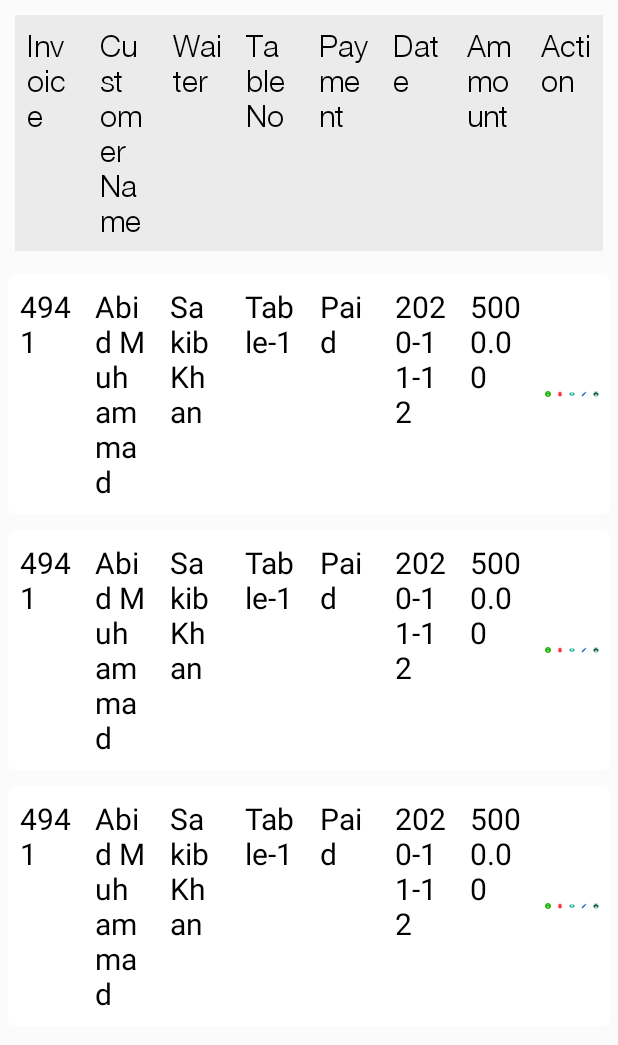
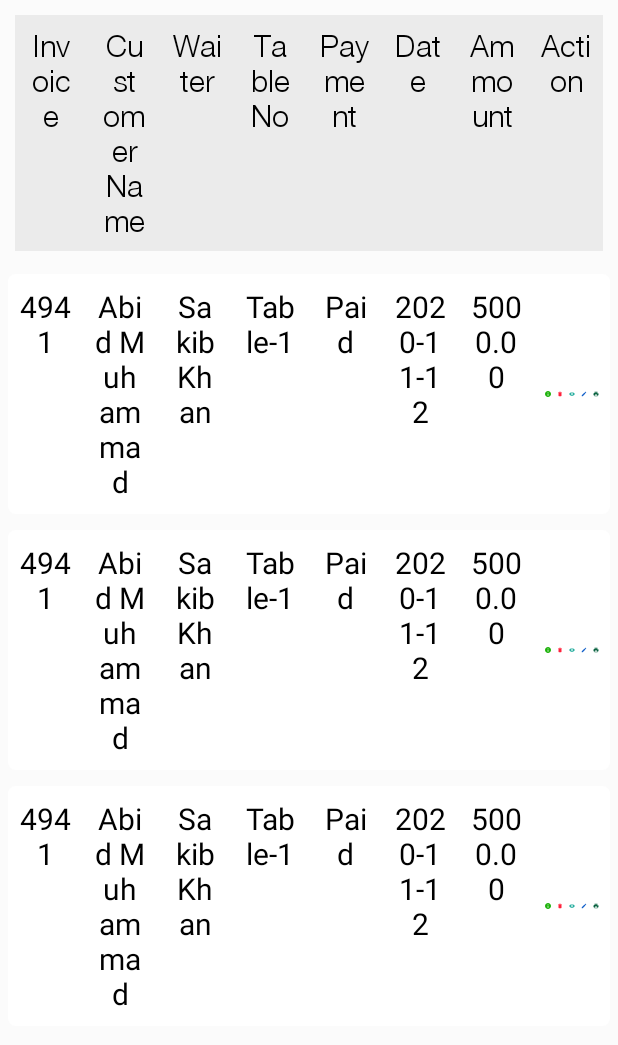
Before and after one commit to Kayuemkhan/Bhonjon-Restaurant-POS-, an Android app: the layout fragment_q_r_order.xml on its own in the app's theme, with its tools: preview values and no code run, on a phone screen of 412 x 824 dp. Shown: the top 1045 px of the screen. Run offline under Robolectric (Android 15) with nearby library versions, the phone set to English and light mode, and no system bars.

Commit message:
UI change of texts

```diff
--- a/app/src/main/java/com/bdtask/bhojonrestaurantpos/adapters/QROrderAdapter.java
+++ b/app/src/main/java/com/bdtask/bhojonrestaurantpos/adapters/QROrderAdapter.java
@@ -169,6 +169,12 @@ public class QROrderAdapter extends RecyclerView.Adapter<QROrderAdapter.ViewHold
 
             }
         });
+        holder.printOrder.setOnClickListener(new View.OnClickListener() {
+            @Override
+            public void onClick(View v) {
+
+            }
+        });
     }
 
     @Override
--- a/app/src/main/res/layout/fragment_q_r_order.xml
+++ b/app/src/main/res/layout/fragment_q_r_order.xml
@@ -47,13 +47,14 @@
                 android:weightSum="8">
 
                 <TextView
+
                     android:fontFamily="@font/helvatica_light"
                     android:layout_width="0dp"
                     android:layout_height="wrap_content"
                     android:layout_weight="1"
                     android:padding="8dp"
                     android:text="Invoice"
-                    android:textAlignment="textStart"
+                    android:textAlignment="center"
                     android:textColor="@color/black"
                     android:textSize="20sp" />
 
@@ -65,7 +66,7 @@
                     android:layout_weight="1"
                     android:padding="8dp"
                     android:text="Customer Name"
-                    android:textAlignment="textStart"
+                    android:textAlignment="center"
                     android:textColor="@color/black"
                     android:textSize="20sp" />
 
@@ -77,7 +78,7 @@
                     android:layout_weight="1"
                     android:padding="8dp"
                     android:text="Waiter"
-                    android:textAlignment="textStart"
+                    android:textAlignment="center"
                     android:textColor="@color/black"
                     android:textSize="20sp" />
 
@@ -89,7 +90,7 @@
                     android:layout_weight="1"
                     android:padding="8dp"
                     android:text="Table No"
-                    android:textAlignment="textStart"
+                    android:textAlignment="center"
                     android:textColor="@color/black"
                     android:textSize="20sp" />
 
@@ -101,7 +102,7 @@
                     android:layout_weight="1"
                     android:padding="8dp"
                     android:text="Payment"
-                    android:textAlignment="textStart"
+                    android:textAlignment="center"
                     android:textColor="@color/black"
                     android:textSize="20sp" />
 
@@ -113,7 +114,7 @@
                     android:layout_weight="1"
                     android:padding="8dp"
                     android:text="Date"
-                    android:textAlignment="textStart"
+                    android:textAlignment="center"
                     android:textColor="@color/black"
                     android:textSize="20sp" />
 
@@ -125,7 +126,7 @@
                     android:layout_weight="1"
                     android:padding="8dp"
                     android:text="Ammount"
-                    android:textAlignment="textStart"
+                    android:textAlignment="center"
                     android:textColor="@color/black"
                     android:textSize="20sp" />
 
@@ -136,7 +137,7 @@
                     android:layout_weight="1"
                     android:padding="8dp"
                     android:text="Action"
-                    android:textAlignment="textStart"
+                    android:textAlignment="center"
                     android:textColor="@color/black"
                     android:textSize="20sp" />
             </LinearLayout>
--- a/app/src/main/res/layout/singleitemforqrcoderecylerview.xml
+++ b/app/src/main/res/layout/singleitemforqrcoderecylerview.xml
@@ -23,7 +23,7 @@
             android:fontFamily="sans-serif"
             android:padding="8dp"
             android:text="4941"
-            android:textAlignment="textStart"
+            android:textAlignment="center"
             android:textColor="@color/black"
             android:textSize="20sp" />
 
@@ -35,7 +35,7 @@
             android:fontFamily="sans-serif"
             android:padding="8dp"
             android:text="Abid Muhammad"
-            android:textAlignment="textStart"
+            android:textAlignment="center"
             android:textColor="@color/black"
             android:textSize="20sp" />
 
@@ -48,7 +48,7 @@
             android:fontFamily="sans-serif"
             android:padding="8dp"
             android:text="Sakib Khan"
-            android:textAlignment="textStart"
+            android:textAlignment="center"
             android:textColor="@color/black"
             android:textSize="20sp" />
 
@@ -60,7 +60,7 @@
             android:fontFamily="sans-serif"
             android:padding="8dp"
             android:text="Table-1"
-            android:textAlignment="textStart"
+            android:textAlignment="center"
             android:textColor="@color/black"
             android:textSize="20sp" />
 
@@ -73,7 +73,7 @@
             android:fontFamily="sans-serif"
             android:padding="8dp"
             android:text="Paid"
-            android:textAlignment="textStart"
+            android:textAlignment="center"
             android:textColor="@color/black"
             android:textSize="20sp" />
 
@@ -86,7 +86,7 @@
             android:fontFamily="sans-serif"
             android:padding="8dp"
             android:text="2020-11-12"
-            android:textAlignment="textStart"
+            android:textAlignment="center"
             android:textColor="@color/black"
             android:textSize="20sp" />
 
@@ -98,7 +98,7 @@
             android:fontFamily="sans-serif"
             android:padding="8dp"
             android:text="5000.00"
-            android:textAlignment="textStart"
+            android:textAlignment="center"
             android:textColor="@color/black"
             android:textSize="20sp" />
 
```
Also changed, not shown: app/src/main/java/com/bdtask/bhojonrestaurantpos/fragments/OngoingOrderFragment.java (+0 -23 lines).
